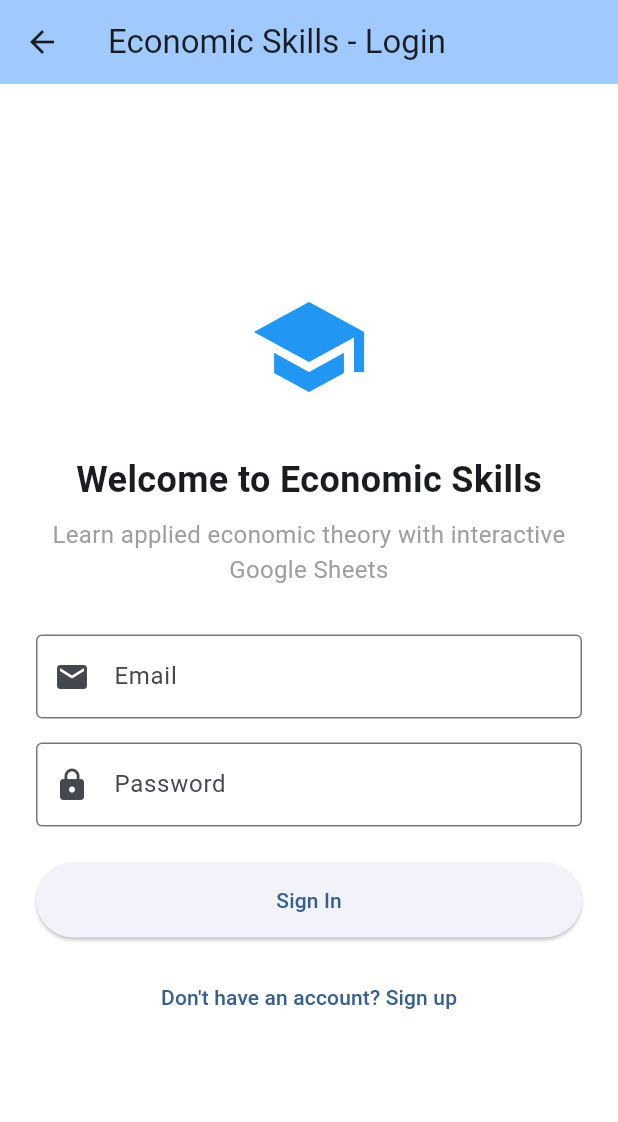
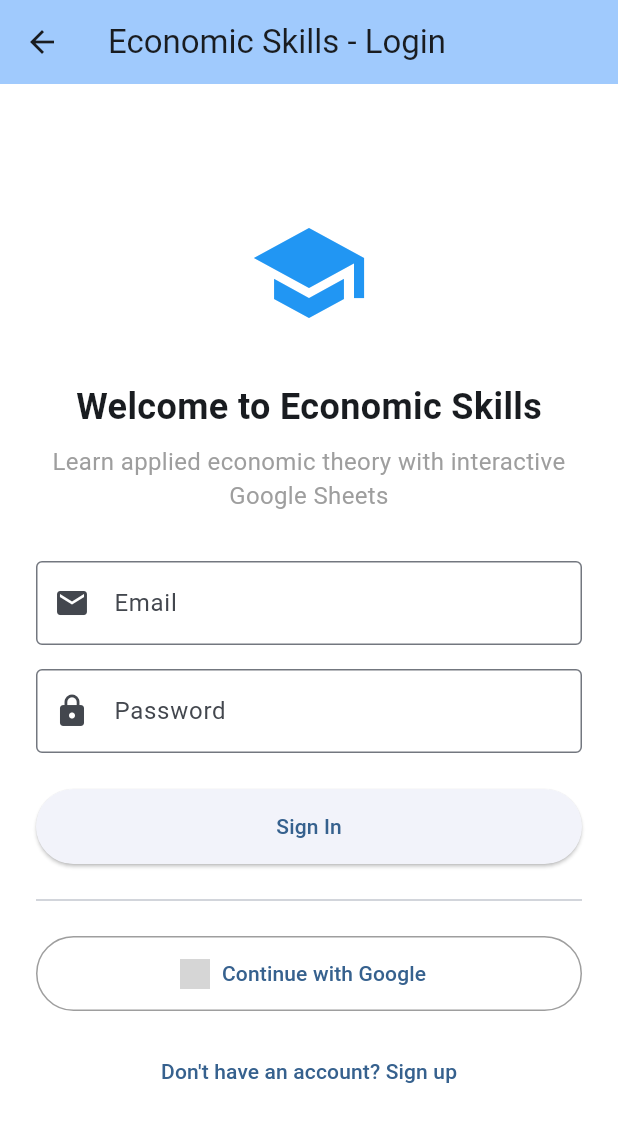
Before and after one commit to JPBC2/economicskills, a Flutter app: the LoginScreen screen opened directly, on a phone screen of 412 x 824 dp. Shown: the top 1122 px of the screen. Run offline on Flutter 3.47's test engine with Material 3 defaults, Android fonts, the phone set to English and light mode, and no system bars; our stand-ins replace flutter_riverpod, hive_flutter, popover, shared_preferences, supabase_flutter, webview_flutter and 1 more; accounts and stored records are empty; network calls fail; grey boxes are pictures that could not be loaded.

Commit message:
Google OAuth configuration

```diff
--- a/lib/login_screen.dart
+++ b/lib/login_screen.dart
@@ -44,6 +44,31 @@ class _LoginScreenState extends State<LoginScreen> {
     } catch (error) {
       if (mounted) {
         context.showSnackBar('An unexpected error occurred', isError: true);
+      }
+    } finally {
+      setState(() {
+        _isLoading = false;
+      });
+    }
+  }
+
+  Future<void> _signInWithGoogle() async {
+    setState(() {
+      _isLoading = true;
+    });
+
+    try {
+      await supabase.auth.signInWithOAuth(
+        OAuthProvider.google,
+        redirectTo: 'https://jpbc2.github.io/economicskills/',
+      );
+    } on AuthException catch (error) {
+      if (mounted) {
+        context.showSnackBar('Google sign-in failed: ${error.message}', isError: true);
+      }
+    } catch (error) {
+      if (mounted) {
+        context.showSnackBar('Google sign-in failed: $error', isError: true);
       }
     } finally {
       setState(() {
@@ -122,6 +147,25 @@ class _LoginScreenState extends State<LoginScreen> {
               ),
             ),
             const SizedBox(height: 16),
+            const Divider(),
+            const SizedBox(height: 16),
+            SizedBox(
+              width: double.infinity,
+              height: 50,
+              child: OutlinedButton.icon(
+                onPressed: _isLoading ? null : _signInWithGoogle,
+                icon: Image.network(
+                  'https://developers.google.com/identity/images/g-logo.png',
+                  height: 20,
+                  width: 20,
+                ),
+                label: const Text('Continue with Google'),
+                style: OutlinedButton.styleFrom(
+                  side: const BorderSide(color: Colors.grey),
+                ),
+              ),
+            ),
+            const SizedBox(height: 16),
             TextButton(
               onPressed: () => Navigator.push(
                 context,
--- a/pubspec.yaml
+++ b/pubspec.yaml
@@ -43,6 +43,7 @@ dependencies:
   webview_flutter: any
   url_launcher: any
   supabase_flutter: ^2.0.0
+  google_sign_in: ^6.1.5
 
 dev_dependencies:
   flutter_test:
```
Also changed, not shown: pubspec.lock, 1 other file.
